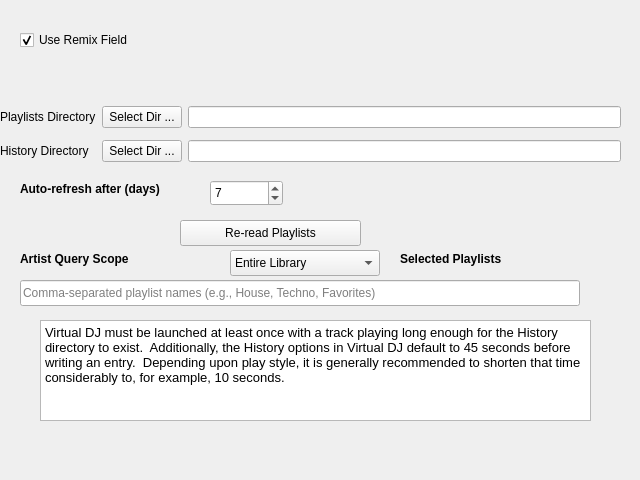
Before: the Qt Designer form nowplaying/resources/ui/inputs_virtualdj.ui in whatsnowplaying/whats-now-playing, drawn with Qt 5.
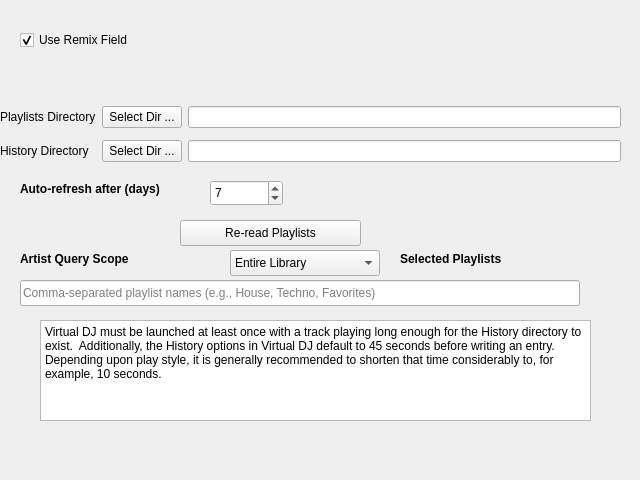
After: the same form once the commit is applied.

Commit message:
Fix Windows font scaling, hide unimplemented Kick commands, docs
* Remove hardcoded macOS font families and absolute pt sizes from
  all settings UI panels; Qt now inherits system font correctly on
  all platforms
* Fix About page title to use widget font property instead of
  inline HTML font-size
* Hide unimplemented command/permissions widgets in Kick Chat UI
* Add kickbot-settings.png and kickbot-chat.png to docs
* Update CHANGELOG: security fixes, SSL CA store, reliability
  improvements, arrow overlay, font scaling, Serato3 null-byte fix
* Remove basedpyright from requirements-dev.txt

Patch:
```diff
--- a/nowplaying/resources/ui/inputs_virtualdj.ui
+++ b/nowplaying/resources/ui/inputs_virtualdj.ui
@@ -144,8 +144,8 @@
 hr { height: 1px; border-width: 0; }
 li.unchecked::marker { content: &quot;\2610&quot;; }
 li.checked::marker { content: &quot;\2612&quot;; }
-&lt;/style&gt;&lt;/head&gt;&lt;body style=&quot; font-family:'.AppleSystemUIFont'; font-size:13pt; font-weight:400; font-style:normal;&quot;&gt;
-&lt;p style=&quot; margin-top:0px; margin-bottom:0px; margin-left:0px; margin-right:0px; -qt-block-indent:0; text-indent:0px;&quot;&gt;&lt;span style=&quot; font-family:'Sans'; font-size:10pt;&quot;&gt;Virtual DJ must be launched at least once with a track playing long enough for the History directory to exist.  Additionally, the History options in Virtual DJ default to 45 seconds before writing an entry.  Depending upon play style, it is generally recommended to shorten that time considerably to, for example, 10 seconds.&lt;/span&gt;&lt;/p&gt;&lt;/body&gt;&lt;/html&gt;</string>
+&lt;/style&gt;&lt;/head&gt;&lt;body&gt;
+&lt;p style=&quot;margin-top:0px; margin-bottom:0px; margin-left:0px; margin-right:0px; -qt-block-indent:0; text-indent:0px&quot;&gt;Virtual DJ must be launched at least once with a track playing long enough for the History directory to exist.  Additionally, the History options in Virtual DJ default to 45 seconds before writing an entry.  Depending upon play style, it is generally recommended to shorten that time considerably to, for example, 10 seconds.&lt;/p&gt;&lt;/body&gt;&lt;/html&gt;</string>
    </property>
   </widget>
   <widget class="QLabel" name="max_age_label">
```
The commit also changes 26 other files.
